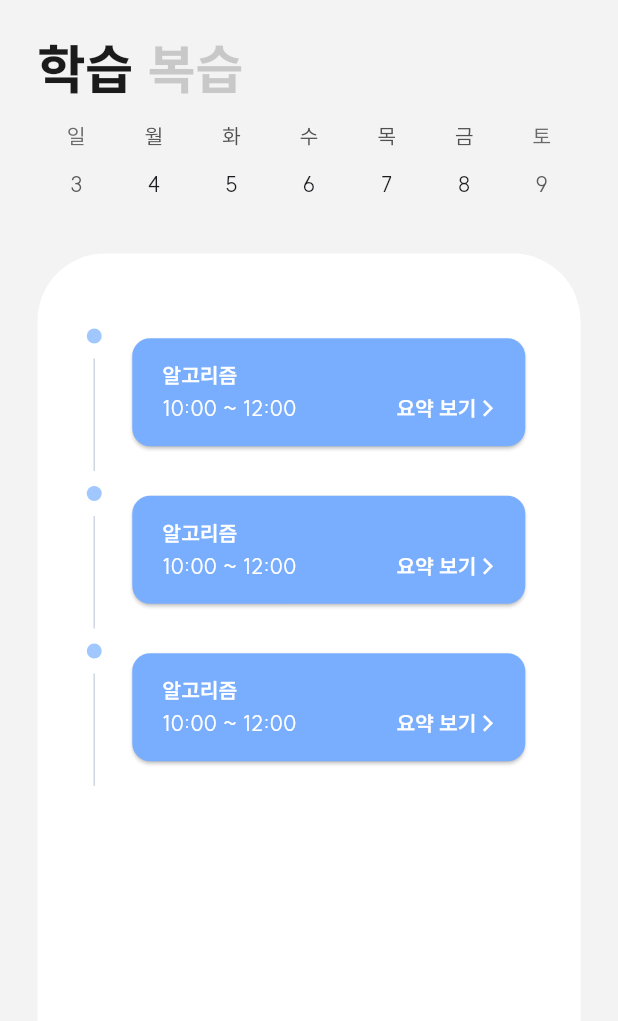
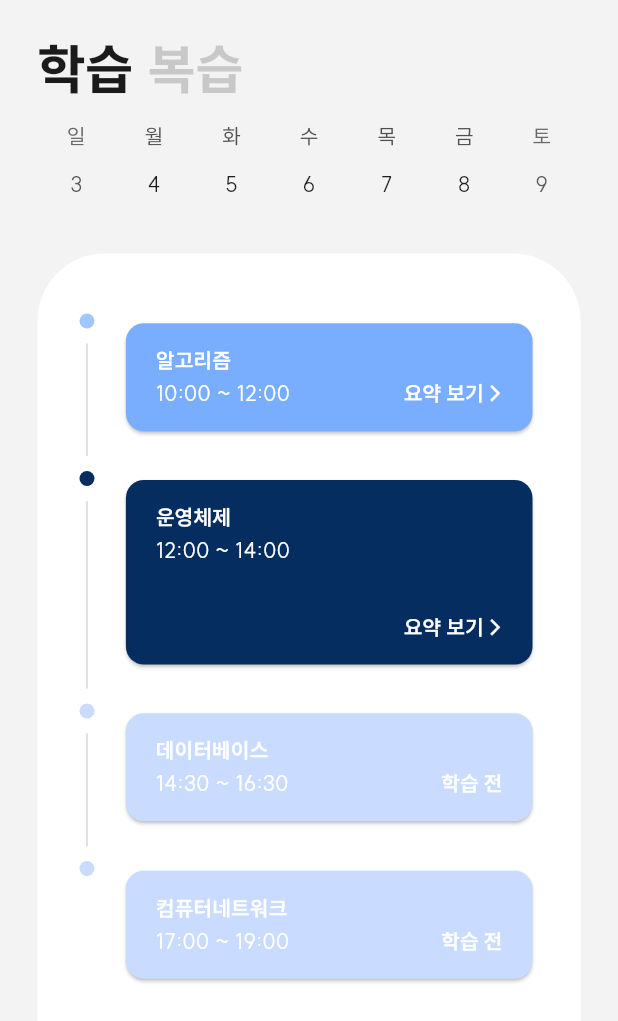
Before and after one commit to Creative-Semester-AI-Study/FE, a Flutter app: the StudyScreen screen opened directly, on a phone screen of 412 x 824 dp. Shown: the top 1021 px of the screen. Run offline on Flutter 3.47's test engine with Material 3 defaults, Android fonts, the phone set to English and light mode, and no system bars; drawn by our look-alikes of auto_size_text, table_calendar; our stand-ins replace flutter_svg, gap, stylish_bottom_bar; project files that could hold a hidden picture were left out.

Commit message:
✨ Card designed, parameter changed

```diff
--- a/lib/buttons/button_complete.dart
+++ b/lib/cards/completed_card.dart
@@ -4,7 +4,11 @@ import 'package:flutter/material.dart';
 import 'package:gap/gap.dart';
 import 'package:study_helper/theme/theme_colors.dart';
 
-Widget buttonCompleted() {
+Widget CompletedCard({
+  required String subjectName,
+  required String timeText,
+  required bool isLast,
+}) {
   return Row(
     mainAxisAlignment: MainAxisAlignment.spaceAround,
     children: [
@@ -25,8 +29,8 @@ Widget buttonCompleted() {
             ),
             const Gap(10),
             Container(
-              decoration: const BoxDecoration(
-                color: colorLine,
+              decoration: BoxDecoration(
+                color: isLast ? Colors.transparent : colorLine,
               ),
               height: 75,
               width: 1,
@@ -39,34 +43,35 @@ Widget buttonCompleted() {
         flex: 10,
         child: Transform.translate(
           offset: const Offset(0, 0),
-          child: const Card(
+          child: Card(
             elevation: 1,
             color: colorBottomBarSelected,
             child: Padding(
-              padding: EdgeInsets.symmetric(horizontal: 20.0, vertical: 15.0),
+              padding:
+                  const EdgeInsets.symmetric(horizontal: 20.0, vertical: 15.0),
               child: Column(
                 crossAxisAlignment: CrossAxisAlignment.start,
                 children: [
                   AutoSizeText(
-                    "알고리즘",
+                    subjectName,
                     maxLines: 1,
-                    style: TextStyle(
+                    style: const TextStyle(
                       color: Colors.white,
                       fontWeight: FontWeight.w700,
                     ),
                   ),
-                  Gap(2),
+                  const Gap(2),
                   Row(
                     mainAxisAlignment: MainAxisAlignment.spaceBetween,
                     children: [
                       Text(
-                        "10:00 ~ 12:00",
-                        style: TextStyle(
+                        timeText,
+                        style: const TextStyle(
                           color: Colors.white,
                           fontWeight: FontWeight.w500,
                         ),
                       ),
-                      Text(
+                      const Text(
                         "요약 보기 >",
                         style: TextStyle(
                           color: Colors.white,
--- /dev/null
+++ b/lib/cards/disabled_card.dart
@@ -0,0 +1,91 @@
+import 'package:auto_size_text/auto_size_text.dart';
+import 'package:flutter/cupertino.dart';
+import 'package:flutter/material.dart';
+import 'package:gap/gap.dart';
+import 'package:study_helper/theme/theme_colors.dart';
+
+Widget DisabledCard({
+  required String subjectName,
+  required String timeText,
+  required bool isLast,
+}) {
+  return Row(
+    mainAxisAlignment: MainAxisAlignment.spaceAround,
+    children: [
+      Flexible(
+        flex: 1,
+        child: Column(
+          children: [
+            const Gap(10),
+            Container(
+              decoration: const BoxDecoration(
+                color: colorCardDisabled,
+                borderRadius: BorderRadius.all(
+                  Radius.circular(100),
+                ),
+              ),
+              height: 10,
+              width: 10,
+            ),
+            const Gap(10),
+            Container(
+              decoration: BoxDecoration(
+                color: isLast ? Colors.transparent : colorLine,
+              ),
+              height: 75,
+              width: 1,
+            )
+          ],
+        ),
+      ),
+      const Gap(5),
+      Flexible(
+        flex: 10,
+        child: Transform.translate(
+          offset: const Offset(0, 0),
+          child: Card(
+            elevation: 1,
+            color: colorCardDisabled,
+            child: Padding(
+              padding:
+                  const EdgeInsets.symmetric(horizontal: 20.0, vertical: 15.0),
+              child: Column(
+                crossAxisAlignment: CrossAxisAlignment.start,
+                children: [
+                  AutoSizeText(
+                    subjectName,
+                    maxLines: 1,
+                    style: const TextStyle(
+                      color: Colors.white,
+                      fontWeight: FontWeight.w700,
+                    ),
+                  ),
+                  const Gap(2),
+                  Row(
+                    mainAxisAlignment: MainAxisAlignment.spaceBetween,
+                    children: [
+                      Text(
+                        timeText,
+                        style: const TextStyle(
+                          color: Colors.white,
+                          fontWeight: FontWeight.w500,
+                        ),
+                      ),
+                      const Text(
+                        "학습 전",
+                        style: TextStyle(
+                          color: Colors.white,
+                          fontWeight: FontWeight.w700,
+                        ),
+                      ),
+                    ],
+                  )
+                ],
+              ),
+            ),
+          ),
+        ),
+      )
+    ],
+  );
+}
--- /dev/null
+++ b/lib/cards/ongoing_card.dart
@@ -0,0 +1,100 @@
+import 'package:auto_size_text/auto_size_text.dart';
+import 'package:flutter/cupertino.dart';
+import 'package:flutter/material.dart';
+import 'package:gap/gap.dart';
+import 'package:study_helper/theme/theme_colors.dart';
+
+Widget OnGoingCard({
+  required String subjectName,
+  required String timeText,
+  required bool isLast,
+}) {
+  return Row(
+    mainAxisAlignment: MainAxisAlignment.spaceAround,
+    children: [
+      Flexible(
+        flex: 1,
+        child: Column(
+          children: [
+            const Gap(10),
+            Container(
+              decoration: const BoxDecoration(
+                color: colorBottomBarDefault,
+                borderRadius: BorderRadius.all(
+                  Radius.circular(100),
+                ),
+              ),
+              height: 10,
+              width: 10,
+            ),
+            const Gap(10),
+            Container(
+              decoration: BoxDecoration(
+                color: isLast ? Colors.transparent : colorLine,
+              ),
+              height: 125,
+              width: 1,
+            )
+          ],
+        ),
+      ),
+      const Gap(5),
+      Flexible(
+        flex: 10,
+        child: Transform.translate(
+          offset: const Offset(0, 0),
+          child: Card(
+            elevation: 1,
+            color: colorBottomBarDefault,
+            child: Padding(
+              padding:
+                  const EdgeInsets.symmetric(horizontal: 20.0, vertical: 15.0),
+              child: Column(
+                mainAxisAlignment: MainAxisAlignment.spaceBetween,
+                crossAxisAlignment: CrossAxisAlignment.start,
+                children: [
+                  Column(
+                    crossAxisAlignment: CrossAxisAlignment.start,
+                    children: [
+                      AutoSizeText(
+                        subjectName,
+                        maxLines: 1,
+                        style: const TextStyle(
+                          color: Colors.white,
+                          fontWeight: FontWeight.w700,
+                        ),
+                      ),
+                      const Gap(2),
+                      Text(
+                        timeText,
+                        style: const TextStyle(
+                          color: Colors.white,
+                          fontWeight: FontWeight.w500,
+                        ),
+                      ),
+                    ],
+                  ),
+                  const Gap(30),
+                  const Row(
+                    mainAxisAlignment: MainAxisAlignment.spaceBetween,
+                    crossAxisAlignment: CrossAxisAlignment.end,
+                    children: [
+                      Text(""), //blank widget for space
+                      Text(
+                        "요약 보기 >",
+                        style: TextStyle(
+                          color: Colors.white,
+                          fontWeight: FontWeight.w700,
+                        ),
+                      ),
+                    ],
+                  )
+                ],
+              ),
+            ),
+          ),
+        ),
+      )
+    ],
+  );
+}
--- a/lib/screens/study_screen.dart
+++ b/lib/screens/study_screen.dart
@@ -2,7 +2,9 @@ import 'package:auto_size_text/auto_size_text.dart';
 import 'package:flutter/cupertino.dart';
 import 'package:flutter/material.dart';
 import 'package:gap/gap.dart';
-import 'package:study_helper/buttons/button_complete.dart';
+import 'package:study_helper/cards/completed_card.dart';
+import 'package:study_helper/cards/disabled_card.dart';
+import 'package:study_helper/cards/ongoing_card.dart';
 import 'package:study_helper/theme/theme_colors.dart';
 import 'package:table_calendar/table_calendar.dart';
 
@@ -108,12 +110,29 @@ class _StudyScreenState extends State<StudyScreen> {
                 child: SingleChildScrollView(
                   child: Padding(
                     padding:
-                        const EdgeInsets.only(top: 40, left: 30, right: 30),
+                        const EdgeInsets.only(top: 30, left: 25, right: 25),
                     child: Column(
                       children: [
-                        buttonCompleted(),
-                        buttonCompleted(),
-                        buttonCompleted(),
+                        CompletedCard(
+                          subjectName: "알고리즘",
+                          timeText: "10:00 ~ 12:00",
+                          isLast: false,
+                        ),
+                        OnGoingCard(
+                          subjectName: "운영체제",
+                          timeText: "12:00 ~ 14:00",
+                          isLast: false,
+                        ),
+                        DisabledCard(
+                          subjectName: "데이터베이스",
+                          timeText: "14:30 ~ 16:30",
+                          isLast: false,
+                        ),
+                        DisabledCard(
+                          subjectName: "컴퓨터네트워크",
+                          timeText: "17:00 ~ 19:00",
+                          isLast: true,
+                        ),
                       ],
                     ),
                   ),
--- a/lib/theme/theme_colors.dart
+++ b/lib/theme/theme_colors.dart
@@ -3,6 +3,7 @@ import 'dart:ui';
 const colorBottomBarSelected = Color(0xFF79AEFF);
 const colorFinishedCircle = Color.fromARGB(179, 121, 175, 255);
 const colorLine = Color(0x30062D5F);
+const colorCardDisabled = Color(0xFFC9DBFF);
 const colorBottomBarDefault = Color(0xFF062D5F);
 const colorDefaultBackground = Color(0xFFF3F3F3);
 const colorDefault = Color(0xFF1b1b1b);
```
Also changed, not shown: package-lock.json (added).
